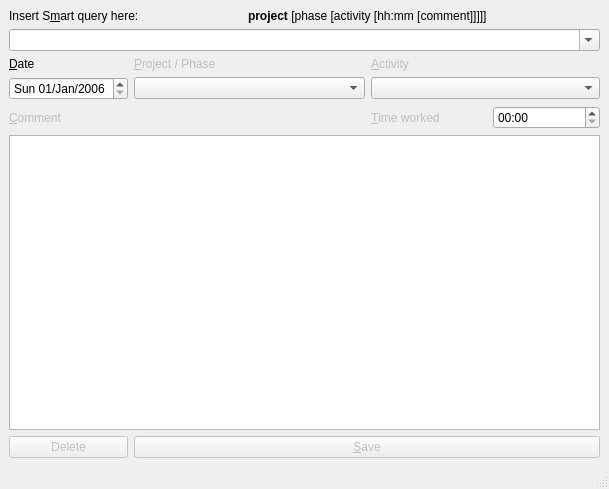
Qt form src/pyuac_edit.ui (develer-staff/pyuac) before a commit.
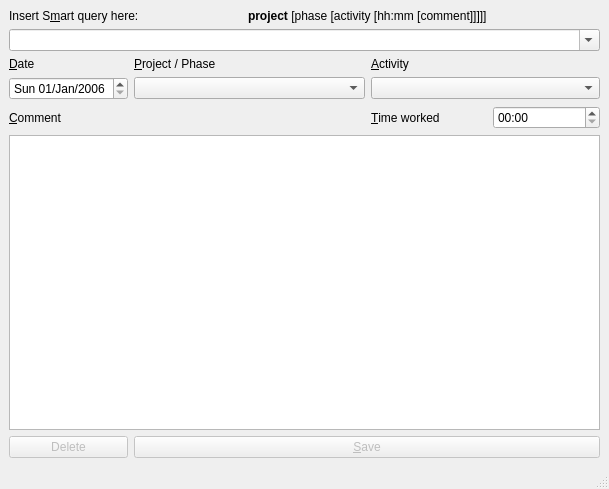
The same form after that commit. Icons and pictures are not drawn.

Commit message: Invertiti gli *enabled* di default delle label.

```diff
--- a/src/pyuac_edit.ui
+++ b/src/pyuac_edit.ui
@@ -54,7 +54,7 @@
     <item row="2" column="3" colspan="2" >
      <widget class="QLabel" name="labelActivity" >
       <property name="enabled" >
-       <bool>false</bool>
+       <bool>true</bool>
       </property>
       <property name="text" >
        <string>&amp;Activity</string>
@@ -118,7 +118,7 @@
     <item row="4" column="0" >
      <widget class="QLabel" name="labelComment" >
       <property name="enabled" >
-       <bool>false</bool>
+       <bool>true</bool>
       </property>
       <property name="text" >
        <string>&amp;Comment</string>
@@ -131,7 +131,7 @@
     <item row="4" column="3" >
      <widget class="QLabel" name="labelTimeWorked" >
       <property name="enabled" >
-       <bool>false</bool>
+       <bool>true</bool>
       </property>
       <property name="text" >
        <string>&amp;Time worked</string>
@@ -167,7 +167,7 @@
     <item row="2" column="1" colspan="2" >
      <widget class="QLabel" name="labelProjectPhase" >
       <property name="enabled" >
-       <bool>false</bool>
+       <bool>true</bool>
       </property>
       <property name="text" >
        <string>&amp;Project / Phase</string>
```
Left out of the diff: 6 changed lines with no effect on the pictures.
